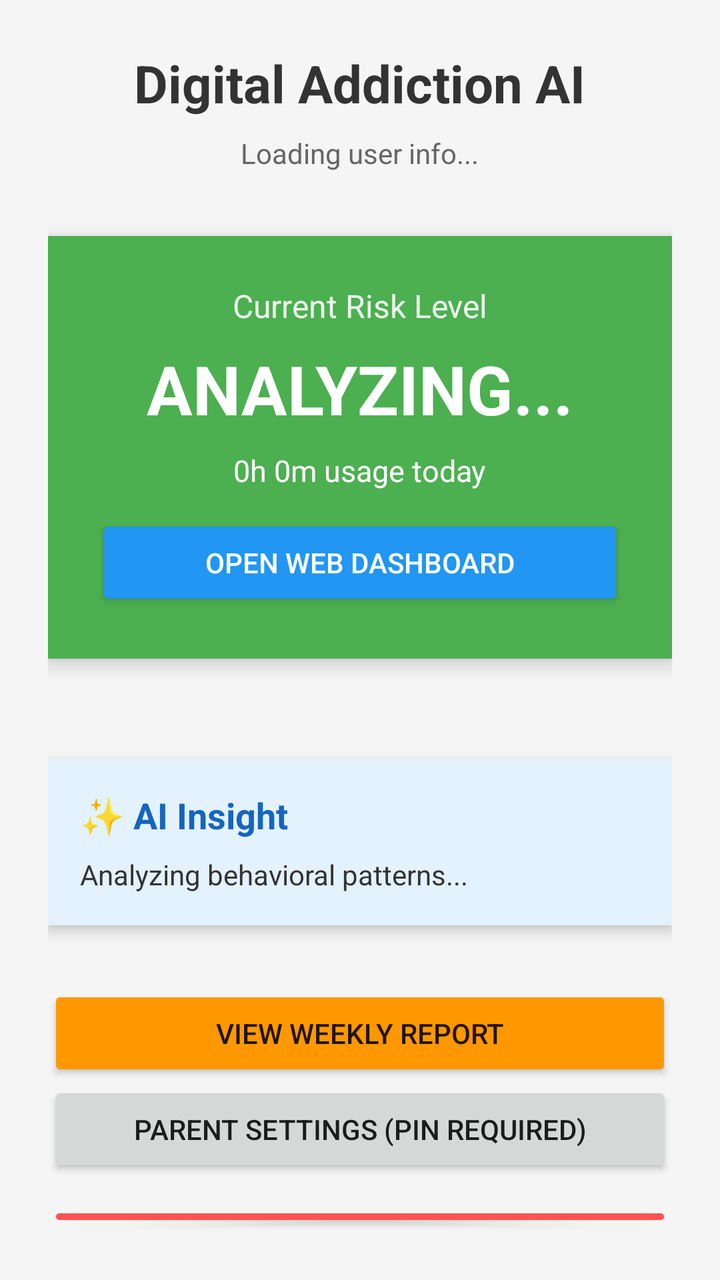
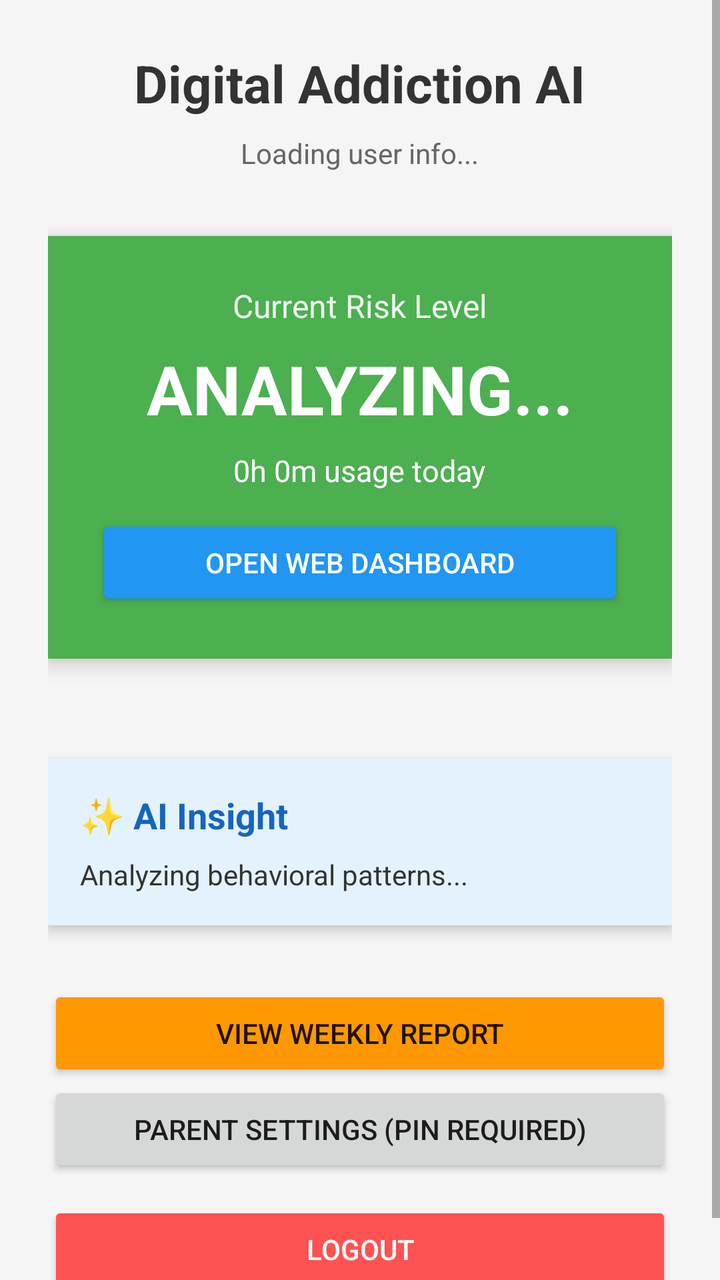

Screens rendered from an Android XML layout before and after an edit, with the pre-edit source and the edit as a unified diff.
<!-- AndroidManifest.xml: application theme Theme.AppCompat.Light.NoActionBar -->
<!-- res/layout/activity_main.xml -->
<?xml version="1.0" encoding="utf-8"?>
<LinearLayout xmlns:android="http://schemas.android.com/apk/res/android"
    android:orientation="vertical"
    android:gravity="center"
    android:layout_width="match_parent"
    android:layout_height="match_parent"
    android:padding="24dp"
    android:background="#F5F5F5">

    
    <TextView
        android:text="Digital Addiction AI"
        android:textSize="26sp"
        android:textStyle="bold"
        android:textColor="#333333"
        android:layout_marginBottom="8dp"
        android:layout_width="wrap_content"
        android:layout_height="wrap_content"/>

    
    <TextView
        android:id="@+id/tvUserEmail"
        android:text="Loading user info..."
        android:textSize="14sp"
        android:textColor="#666666"
        android:layout_marginBottom="32dp"
        android:layout_width="wrap_content"
        android:layout_height="wrap_content"/>

    
    
    <LinearLayout
        android:id="@+id/layoutRisk"
        android:orientation="vertical"
        android:gravity="center"
        android:background="#4CAF50"
        android:padding="24dp"
        android:elevation="6dp"
        android:layout_width="match_parent"
        android:layout_height="wrap_content"
        android:layout_marginBottom="40dp">

        <TextView
            android:text="Current Risk Level"
            android:textColor="#FFFFFF"
            android:textSize="16sp"
            android:alpha="0.9"
            android:layout_width="wrap_content"
            android:layout_height="wrap_content"/>

        <TextView
            android:id="@+id/tvRiskLevel"
            android:text="ANALYZING..."
            android:textColor="#FFFFFF"
            android:textSize="34sp"
            android:textStyle="bold"
            android:layout_marginTop="8dp"
            android:layout_marginBottom="8dp"
            android:layout_width="wrap_content"
            android:layout_height="wrap_content"/>

        <TextView
            android:id="@+id/tvTotalTime"
            android:text="0h 0m usage today"
            android:textColor="#FFFFFF"
            android:textSize="15sp"
            android:layout_width="wrap_content"
            android:layout_height="wrap_content"/>
        
        <Button
            android:id="@+id/btnWebDashboard"
            android:text="Open Web Dashboard"
            android:backgroundTint="#2196F3"
            android:textColor="#FFFFFF"
            android:layout_marginTop="12dp"
            android:layout_width="match_parent"
            android:layout_height="wrap_content"/>
    </LinearLayout>

    
    <LinearLayout
        android:orientation="vertical"
        android:background="#E3F2FD"
        android:padding="16dp"
        android:elevation="4dp"
        android:layout_marginTop="10dp"
        android:layout_marginBottom="20dp"
        android:layout_width="match_parent"
        android:layout_height="wrap_content">

        <LinearLayout
            android:orientation="horizontal"
            android:gravity="center_vertical"
            android:layout_marginBottom="8dp"
            android:layout_width="match_parent"
            android:layout_height="wrap_content">

            <TextView
                android:text="✨ AI Insight"
                android:textStyle="bold"
                android:textColor="#1565C0"
                android:textSize="18sp"
                android:layout_width="wrap_content"
                android:layout_height="wrap_content"/>
        </LinearLayout>

        <TextView
            android:id="@+id/tvRecommendation"
            android:text="Analyzing behavioral patterns..."
            android:textSize="14sp"
            android:textColor="#333333"
            android:lineSpacingExtra="4dp"
            android:layout_width="match_parent"
            android:layout_height="wrap_content"/>
    </LinearLayout>

    
    <Button
        android:id="@+id/btnWeeklyReport"
        android:text="View Weekly Report"
        android:backgroundTint="#FF9800"
        android:layout_marginTop="10dp"
        android:layout_width="match_parent"
        android:layout_height="wrap_content"/>
    <Button
        android:id="@+id/btnParentSettings"
        android:text="Parent Settings (PIN Required)"
        android:padding="12dp"
        android:layout_width="match_parent"
        android:layout_height="wrap_content"
        android:layout_marginBottom="12dp"/>

    
    <Button
        android:id="@+id/btnLogout"
        android:text="Logout"
        android:backgroundTint="#FF5252"
        android:textColor="#FFFFFF"
        android:layout_width="match_parent"
        android:layout_height="wrap_content"/>

</LinearLayout>
<!-- resources referenced by this layout -->
<resources>

</resources>

<!-- the commit's change to res/layout/activity_main.xml (unified diff, before → after) -->
@@ -1,4 +1,9 @@
 <?xml version="1.0" encoding="utf-8"?>
+<ScrollView xmlns:android="http://schemas.android.com/apk/res/android"
+    android:layout_width="match_parent"
+    android:layout_height="match_parent"
+    android:fillViewport="true"
+    android:background="#F5F5F5">
 <LinearLayout xmlns:android="http://schemas.android.com/apk/res/android"
     android:orientation="vertical"
     android:gravity="center"
@@ -140,3 +145,4 @@
         android:layout_height="wrap_content"/>
 
 </LinearLayout>
+</ScrollView>
